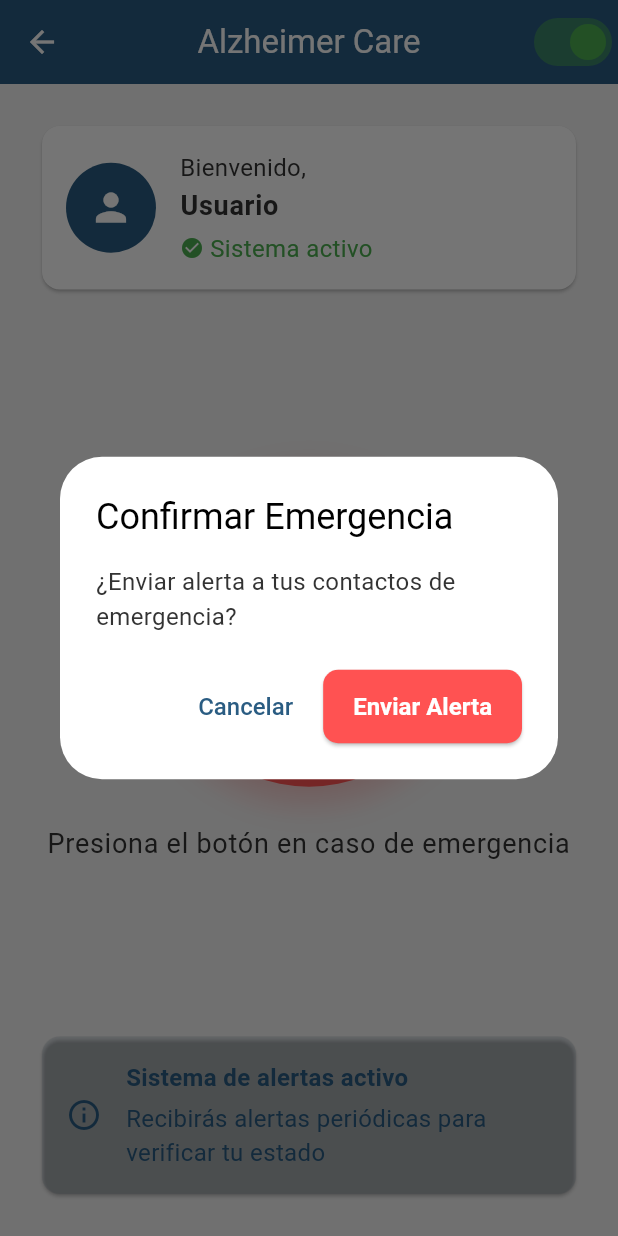
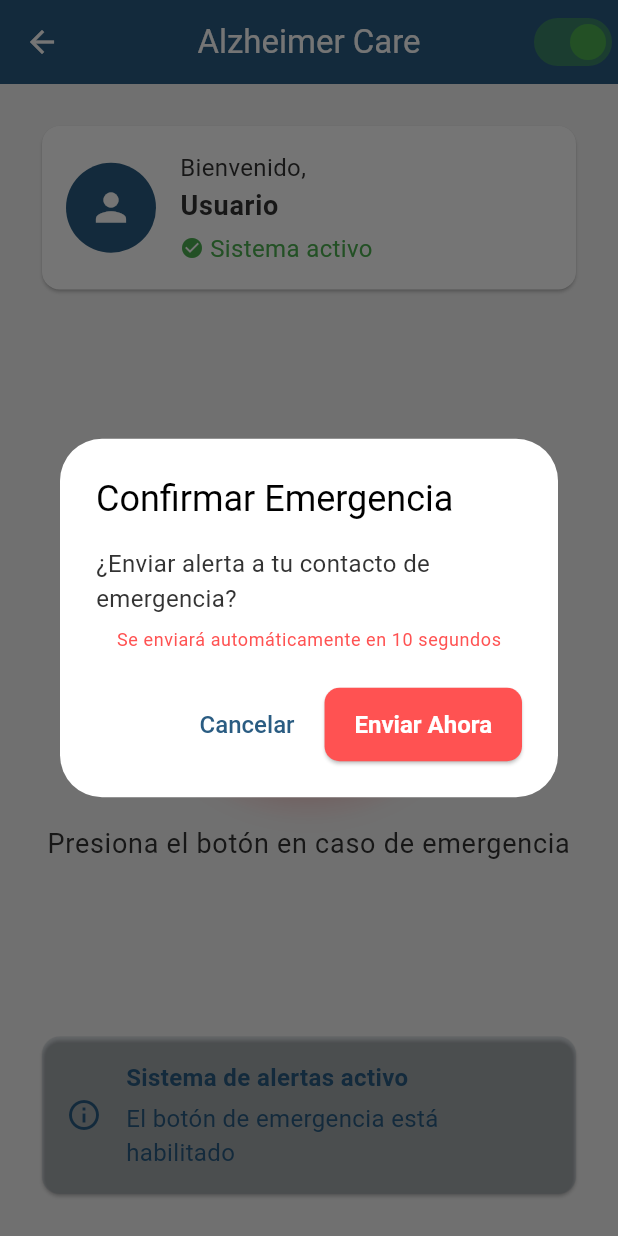
Before and after one commit to equipoAlzDev/appAlzAlert, a Flutter app: the MainHomeScreen screen opened directly, after a tap on "EMERGENCIA", on a phone screen of 412 x 824 dp. Run offline on Flutter 3.47's test engine with Material 3 defaults, Android fonts, the phone set to English and light mode, and no system bars; our stand-ins replace cloud_firestore, firebase_auth, firebase_core, permission_handler; missing offline and left inert: telephony; accounts and stored records are empty.

Commit message:
Cambio funcionalidad boton de emergencia

```diff
--- /dev/null
+++ b/devtools_options.yaml
@@ -0,0 +1,3 @@
+description: This file stores settings for Dart & Flutter DevTools.
+documentation: https://docs.flutter.dev/tools/devtools/extensions#configure-extension-enablement-states
+extensions:
--- a/lib/screens/home/home_screen.dart
+++ b/lib/screens/home/home_screen.dart
@@ -1,13 +1,13 @@
 import 'package:flutter/material.dart';
+import 'package:permission_handler/permission_handler.dart';
 import 'package:provider/provider.dart';
-import 'package:firebase_auth/firebase_auth.dart';
 import 'package:pruebavercel/providers/user_provider.dart';
 import 'package:pruebavercel/screens/alerts/alert_CONFIG_screen.dart';
-import 'package:pruebavercel/screens/contacts/emergency_contacts_screen.dart';
 import 'package:pruebavercel/screens/history/location_history_screen.dart';
 import 'package:pruebavercel/screens/notifications/notifications_screen.dart';
 import 'package:pruebavercel/screens/profile/profile_screen.dart';
 import 'package:pruebavercel/theme/app_theme.dart';
+import 'package:telephony/telephony.dart';
 
 class HomeScreen extends StatefulWidget {
   const HomeScreen({super.key});
@@ -91,6 +91,23 @@ class MainHomeScreen extends StatefulWidget {
 
 class _MainHomeScreenState extends State<MainHomeScreen> {
   bool _isAlertSystemActive = true;
+  bool _isSendingSMS = false;
+  final Telephony telephony = Telephony.instance;
+  final String _emergencyNumber = "3157042961";
+
+  @override
+  void initState() {
+    super.initState();
+    _initializeTelephony();
+  }
+
+  Future<void> _initializeTelephony() async {
+    // Verificar si el dispositivo puede enviar SMS
+    final bool? canSendSms = await telephony.requestPhoneAndSmsPermissions;
+    if (canSendSms != true) {
+      debugPrint('El dispositivo no puede enviar SMS');
+    }
+  }
 
   void _toggleAlertSystem() {
     setState(() {
@@ -104,22 +121,108 @@ class _MainHomeScreenState extends State<MainHomeScreen> {
               ? 'Sistema de alertas activado'
               : 'Sistema de alertas desactivado',
         ),
-        backgroundColor:
-            _isAlertSystemActive ? AppTheme.secondaryGreen : AppTheme.secondaryRed,
+        backgroundColor: _isAlertSystemActive ? AppTheme.secondaryGreen : AppTheme.secondaryRed,
       ),
     );
   }
 
+  Future<void> _sendEmergencySMS() async {
+    setState(() {
+      _isSendingSMS = true;
+    });
+
+    try {
+      // Verificar permisos
+      if (!await _checkSMSPermissions()) {
+        return;
+      }
+
+      // Obtener nombre del usuario
+      final userName = Provider.of<UserProvider>(context, listen: false).user.name;
+
+      // Enviar SMS
+      await telephony.sendSms(
+        to: _emergencyNumber,
+        message: '¡EMERGENCIA! ${userName.isNotEmpty ? userName : 'Usuario'} necesita ayuda urgente',
+      );
+
+      if (mounted) {
+        ScaffoldMessenger.of(context).showSnackBar(
+          const SnackBar(
+            content: Text('Alerta enviada al contacto de emergencia'),
+            backgroundColor: Colors.green,
+          ),
+        );
+      }
+    } catch (e) {
+      if (mounted) {
+        ScaffoldMessenger.of(context).showSnackBar(
+          SnackBar(
+            content: Text('Error al enviar alerta: ${e.toString()}'),
+            backgroundColor: Colors.red,
+          ),
+        );
+      }
+    } finally {
+      if (mounted) {
+        setState(() {
+          _isSendingSMS = false;
+        });
+      }
+    }
+  }
+
+  Future<bool> _checkSMSPermissions() async {
+    // Verificar permiso para SMS
+    var smsStatus = await Permission.sms.status;
+    if (!smsStatus.isGranted) {
+      smsStatus = await Permission.sms.request();
+    }
+
+    // Verificar permiso para teléfono (necesario para Telephony)
+    var phoneStatus = await Permission.phone.status;
+    if (!phoneStatus.isGranted) {
+      phoneStatus = await Permission.phone.request();
+    }
+
+    return smsStatus.isGranted && phoneStatus.isGranted;
+  }
+
   void _showEmergencyConfirmation() {
+    bool alertSent = false;
+
     showDialog(
       context: context,
       builder: (context) {
+
+        Future.delayed(const Duration(seconds: 10), () {
+          if (!alertSent && Navigator.canPop(context)) {
+            Navigator.pop(context);
+            _sendEmergencySMS();
+          }
+        });
+
         return AlertDialog(
           title: const Text('Confirmar Emergencia'),
-          content: const Text('¿Enviar alerta a tus contactos de emergencia?'),
+          content: Column(
+            mainAxisSize: MainAxisSize.min,
+            children: [
+              const Text('¿Enviar alerta a tu contacto de emergencia?'),
+              const SizedBox(height: 8),
+              Text(
+                'Se enviará automáticamente en 10 segundos',
+                style: Theme.of(context).textTheme.bodySmall?.copyWith(
+                  color: AppTheme.secondaryRed,
+                ),
+              ),
+            ],
+          ),
           actions: [
             TextButton(
-              onPressed: () => Navigator.pop(context),
+              onPressed: () {
+                alertSent = true;
+                Navigator.pop(context);
+              },
               child: const Text('Cancelar'),
             ),
             ElevatedButton(
@@ -127,15 +230,11 @@ class _MainHomeScreenState extends State<MainHomeScreen> {
                 backgroundColor: AppTheme.secondaryRed,
               ),
               onPressed: () {
+                alertSent = true;
                 Navigator.pop(context);
-                ScaffoldMessenger.of(context).showSnackBar(
-                  const SnackBar(
-                    content: Text('Alerta enviada a tus contactos de emergencia'),
-                    backgroundColor: AppTheme.secondaryRed,
-                  ),
-                );
+                _sendEmergencySMS();
               },
-              child: const Text('Enviar Alerta'),
+              child: const Text('Enviar Ahora'),
             ),
           ],
         );
@@ -181,8 +280,7 @@ class _MainHomeScreenState extends State<MainHomeScreen> {
                         child: Column(
                           crossAxisAlignment: CrossAxisAlignment.start,
                           children: [
-                            Text('Bienvenido,'),
-                            // Mostrar nombre cargado del provider
+                            const Text('Bienvenido,'),
                             Consumer<UserProvider>(
                               builder: (context, userProvider, _) {
                                 final name = userProvider.user.name;
@@ -234,12 +332,15 @@ class _MainHomeScreenState extends State<MainHomeScreen> {
                     mainAxisAlignment: MainAxisAlignment.center,
                     children: [
                       GestureDetector(
-                        onTap: _showEmergencyConfirmation,
-                        child: Container(
+                        onTap: _isSendingSMS ? null : _showEmergencyConfirmation,
+                        child: AnimatedContainer(
+                          duration: const Duration(milliseconds: 300),
                           width: 200,
                           height: 200,
                           decoration: BoxDecoration(
-                            color: AppTheme.secondaryRed,
+                            color: _isSendingSMS
+                                ? AppTheme.secondaryRed.withOpacity(0.7)
+                                : AppTheme.secondaryRed,
                             shape: BoxShape.circle,
                             boxShadow: [
                               BoxShadow(
@@ -249,11 +350,15 @@ class _MainHomeScreenState extends State<MainHomeScreen> {
                               ),
                             ],
                           ),
-                          child: const Center(
-                            child: Text(
+                          child: Center(
+                            child: _isSendingSMS
+                                ? const CircularProgressIndicator(
+                                    color: Colors.white,
+                                  )
+                                : const Text(
                                     'EMERGENCIA',
                                     style: TextStyle(
-                                color: AppTheme.primaryWhite,
+                                      color: Colors.white,
                                       fontSize: 24,
                                       fontWeight: FontWeight.bold,
                                     ),
@@ -263,7 +368,9 @@ class _MainHomeScreenState extends State<MainHomeScreen> {
                       ),
                       const SizedBox(height: 24),
                       Text(
-                        'Presiona el botón en caso de emergencia',
+                        _isSendingSMS
+                            ? 'Enviando alerta...'
+                            : 'Presiona el botón en caso de emergencia',
                         style: Theme.of(context).textTheme.bodyLarge,
                         textAlign: TextAlign.center,
                       ),
@@ -297,7 +404,7 @@ class _MainHomeScreenState extends State<MainHomeScreen> {
                               ),
                               const SizedBox(height: 4),
                               Text(
-                                'Recibirás alertas periódicas para verificar tu estado',
+                                'El botón de emergencia está habilitado',
                                 style: TextStyle(
                                   color: AppTheme.primaryBlue,
                                 ),
--- a/pubspec.yaml
+++ b/pubspec.yaml
@@ -32,6 +32,9 @@ dependencies:
     sdk: flutter
   flutter_localizations:
     sdk: flutter
+  telephony: ^0.2.0
+  permission_handler: ^11.3.0
+
 
   # The following adds the Cupertino Icons font to your application.
   # Use with the CupertinoIcons class for iOS style icons.
```
Also changed, not shown: pubspec.lock, 3 other files. Lines whose indentation alone changed are shown as unchanged.
